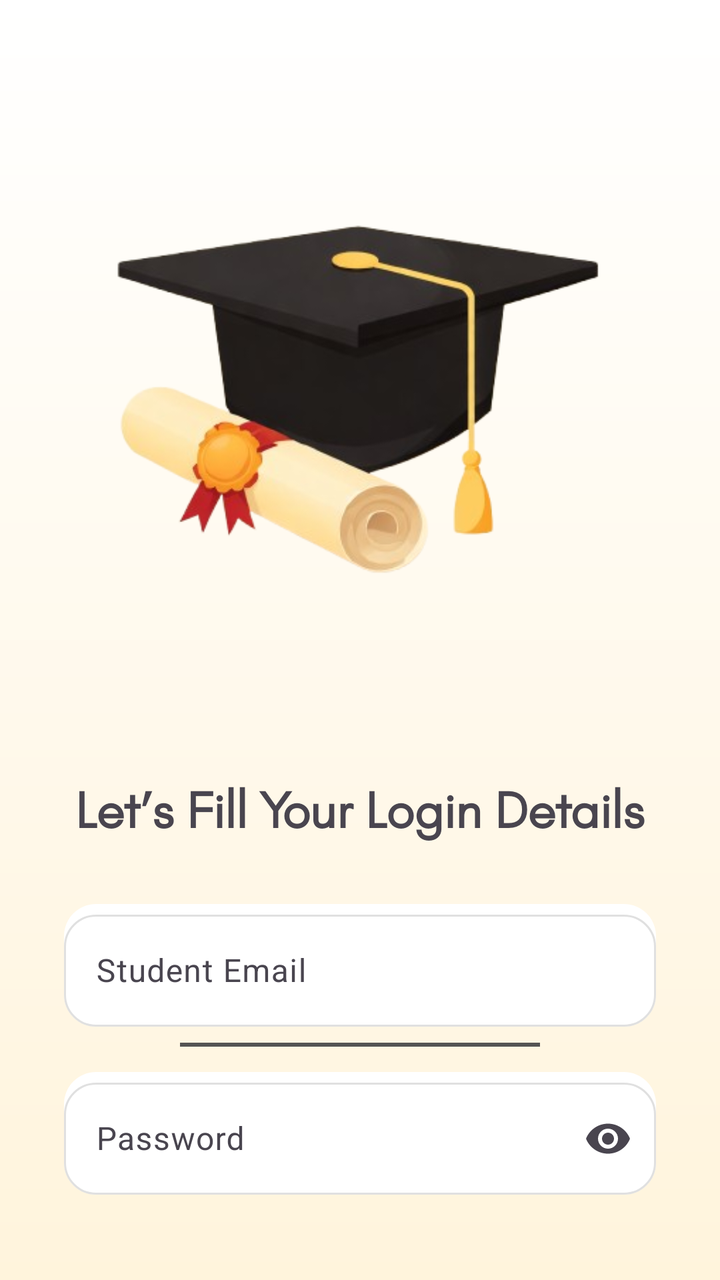
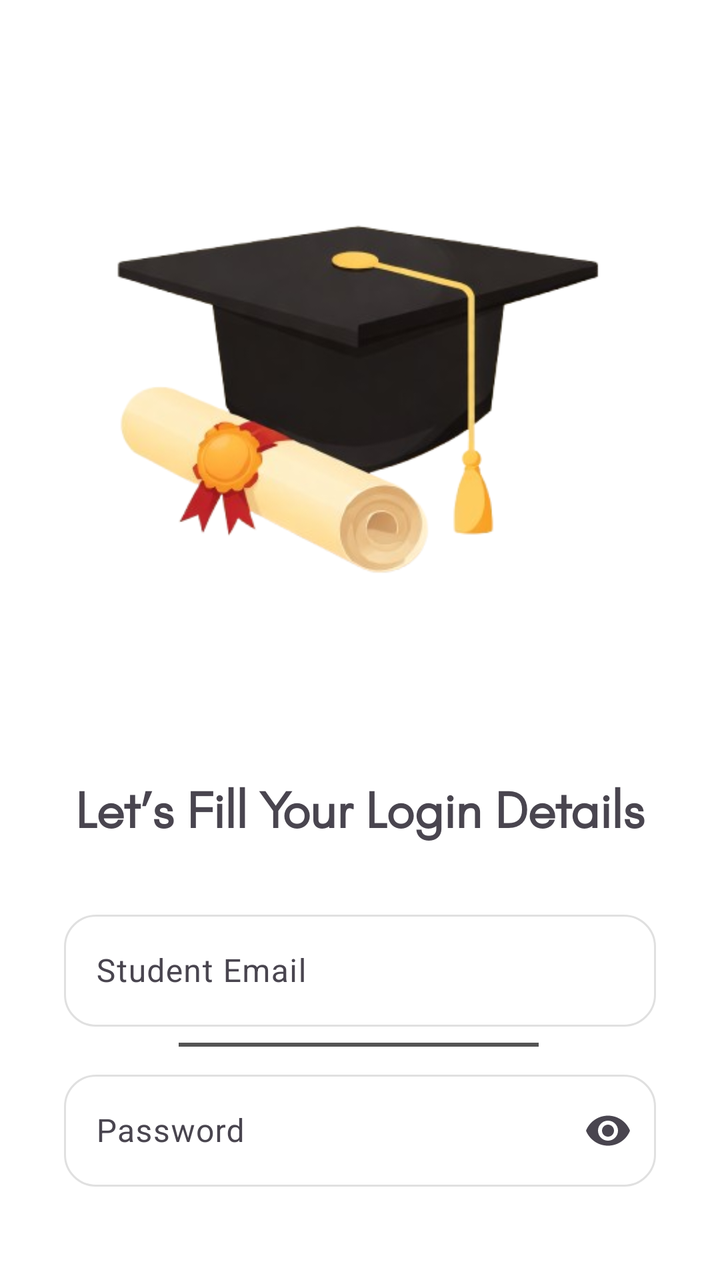

Two renders of the same Android screen: before a commit and after it. Below are the layout's source before the change and the commit's diff.
<!-- AndroidManifest.xml: application theme Theme.KRMUNexus -->
<!-- res/layout/fragment_student_login.xml -->
<?xml version="1.0" encoding="utf-8"?>
<androidx.constraintlayout.widget.ConstraintLayout
    xmlns:android="http://schemas.android.com/apk/res/android"
    xmlns:app="http://schemas.android.com/apk/res-auto"
    android:layout_width="match_parent"
    android:layout_height="match_parent"
    android:background="@drawable/bg_studentlogin">

    <ImageView
        android:id="@+id/RoleSelectionPNG"
        android:layout_width="354dp"
        android:layout_height="365dp"
        android:src="@drawable/student_login"
        app:layout_constraintBottom_toBottomOf="parent"
        app:layout_constraintEnd_toEndOf="parent"
        app:layout_constraintHorizontal_bias="0.491"
        app:layout_constraintStart_toStartOf="parent"
        app:layout_constraintTop_toTopOf="parent"
        app:layout_constraintVertical_bias="0.117" />

    <com.google.android.material.button.MaterialButton
        android:id="@+id/btnLoginStudent"
        android:layout_width="251dp"
        android:layout_height="50dp"
        android:background="@drawable/ripple_student"
        android:elevation="6dp"
        android:fontFamily="@font/arapey_regular"
        android:text="Login"
        android:textAllCaps="false"
        android:textColor="@android:color/white"
        android:textSize="26sp"
        android:textStyle="bold"
        app:backgroundTint="@null"
        app:layout_constraintBottom_toBottomOf="parent"
        app:layout_constraintEnd_toEndOf="parent"
        app:layout_constraintStart_toStartOf="parent"
        app:layout_constraintTop_toTopOf="parent"
        app:layout_constraintVertical_bias="0.913"
        app:shapeAppearanceOverlay="@null"
        app:strokeColor="@null"
        app:strokeWidth="0dp" />

    <com.google.android.material.textfield.TextInputLayout
        android:id="@+id/studentEmailLayout"
        style="@style/Widget.Material3.TextInputLayout.OutlinedBox"
        android:layout_width="0dp"
        android:layout_height="wrap_content"
        android:layout_marginHorizontal="32dp"
        android:layout_marginTop="452dp"
        android:background="@drawable/input_ripple"
        android:hint="Student Email"
        app:boxBackgroundMode="outline"
        app:boxCornerRadiusBottomEnd="16dp"
        app:boxCornerRadiusBottomStart="16dp"
        app:boxCornerRadiusTopEnd="16dp"
        app:boxCornerRadiusTopStart="16dp"
        app:boxStrokeColor="@color/input_stroke_selector"
        app:hintTextColor="@color/input_hint_selector"
        app:layout_constraintEnd_toEndOf="parent"
        app:layout_constraintStart_toStartOf="parent"
        app:layout_constraintTop_toTopOf="parent">

        <com.google.android.material.textfield.TextInputEditText
            android:id="@+id/etStudentEmail"
            android:layout_width="match_parent"
            android:layout_height="56dp"
            android:background="@null"
            android:inputType="textEmailAddress"
            android:textColor="#212121"
            android:textSize="16sp" />

    </com.google.android.material.textfield.TextInputLayout>

    <com.google.android.material.divider.MaterialDivider
        android:id="@+id/roleDivider"
        android:layout_width="180dp"
        android:layout_height="2dp"
        android:layout_marginVertical="8dp"
        app:dividerColor="#545454"
        app:layout_constraintEnd_toEndOf="parent"
        app:layout_constraintTop_toBottomOf="@+id/studentEmailLayout"
        app:layout_constraintStart_toStartOf="parent"
         />

    <com.google.android.material.textfield.TextInputLayout
        android:id="@+id/studentPasswordLayout"
        style="@style/Widget.Material3.TextInputLayout.OutlinedBox"
        android:layout_width="0dp"
        android:layout_height="wrap_content"
        android:layout_marginHorizontal="32dp"
        android:layout_marginStart="28dp"
        android:layout_marginTop="536dp"
        android:background="@drawable/input_ripple"
        android:hint="Password"
        app:boxBackgroundMode="outline"
        app:boxCornerRadiusBottomEnd="16dp"
        app:boxCornerRadiusBottomStart="16dp"
        app:boxCornerRadiusTopEnd="16dp"
        app:boxCornerRadiusTopStart="16dp"
        app:boxStrokeColor="@color/input_stroke_selector"
        app:endIconMode="password_toggle"
        app:hintTextColor="@color/input_hint_selector"
        app:layout_constraintEnd_toEndOf="parent"
        app:layout_constraintHorizontal_bias="0.0"
        app:layout_constraintStart_toStartOf="parent"
        app:layout_constraintTop_toTopOf="parent">

        <com.google.android.material.textfield.TextInputEditText
            android:id="@+id/etStudentPassword"
            android:layout_width="match_parent"
            android:layout_height="56dp"
            android:background="@null"
            android:inputType="textPassword"
            android:textColor="#212121"
            android:textSize="16sp" />

    </com.google.android.material.textfield.TextInputLayout>

    <TextView
        android:id="@+id/titleStudent"
        android:layout_width="wrap_content"
        android:layout_height="wrap_content"
        android:layout_marginTop="388dp"
        android:text="Let’s Fill Your Login Details"
        android:fontFamily="@font/glacial_indifference_regular"
        android:textSize="26sp"
        android:textStyle="bold"
        app:layout_constraintEnd_toEndOf="parent"
        app:layout_constraintStart_toStartOf="parent"
        app:layout_constraintTop_toTopOf="parent" />

</androidx.constraintlayout.widget.ConstraintLayout>
<!-- resources referenced by this layout -->
<resources>
  <!-- drawable bg_studentlogin (drawable) -->
  <?xml version="1.0" encoding="utf-8"?>
  <shape xmlns:android="http://schemas.android.com/apk/res/android"
      android:shape="rectangle">
  
      <gradient
          android:startColor="#FFFFFF"
          android:endColor="#FFF4DC"
          android:angle="-10"/>
  
  </shape>
  <!-- drawable input_ripple (drawable) -->
  <?xml version="1.0" encoding="utf-8"?>
  <ripple xmlns:android="http://schemas.android.com/apk/res/android"
      android:color="#20FF8C42">
      <item>
          <shape android:shape="rectangle">
              <solid android:color="#FFFFFF"/>
              <corners android:radius="16dp"/>
          </shape>
      </item>
  </ripple>
  <!-- drawable ripple_student (drawable) -->
  <ripple xmlns:android="http://schemas.android.com/apk/res/android"
      android:color="#33FFFFFF">
      <item android:drawable="@drawable/bg_btn_student"/>
  </ripple>
  <!-- drawable student_login: png bitmap (drawable, 89294 bytes) -->
  <style name="Theme.KRMUNexus" parent="Theme.Material3.DayNight.NoActionBar">
          <item name="colorPrimary">#1A237E</item>
          <item name="colorOnPrimary">#FFFFFF</item>
  
          <item name="android:statusBarColor">?attr/colorPrimary</item>
      </style>
  <!-- drawable bg_btn_student (drawable) -->
  <shape xmlns:android="http://schemas.android.com/apk/res/android">
      <gradient
          android:startColor="#00838F"
          android:endColor="#26c6DA"
          android:angle="135"/>
          <corners android:radius="16dp"/>
  </shape>
</resources>

<!-- the commit's change to res/layout/fragment_student_login.xml (unified diff, before → after) -->
@@ -4,7 +4,7 @@
     xmlns:app="http://schemas.android.com/apk/res-auto"
     android:layout_width="match_parent"
     android:layout_height="match_parent"
-    android:background="@drawable/bg_studentlogin">
+    android:background="@color/white">
 
     <ImageView
         android:id="@+id/RoleSelectionPNG"
@@ -76,11 +76,12 @@
         android:layout_width="180dp"
         android:layout_height="2dp"
         android:layout_marginVertical="8dp"
+        android:layout_marginTop="12dp"
         app:dividerColor="#545454"
         app:layout_constraintEnd_toEndOf="parent"
-        app:layout_constraintTop_toBottomOf="@+id/studentEmailLayout"
+        app:layout_constraintHorizontal_bias="0.497"
         app:layout_constraintStart_toStartOf="parent"
-         />
+        app:layout_constraintTop_toBottomOf="@+id/studentEmailLayout" />
 
     <com.google.android.material.textfield.TextInputLayout
         android:id="@+id/studentPasswordLayout"
@@ -88,8 +89,7 @@
         android:layout_width="0dp"
         android:layout_height="wrap_content"
         android:layout_marginHorizontal="32dp"
-        android:layout_marginStart="28dp"
-        android:layout_marginTop="536dp"
+        android:layout_marginTop="532dp"
         android:background="@drawable/input_ripple"
         android:hint="Password"
         app:boxBackgroundMode="outline"
@@ -101,7 +101,6 @@
         app:endIconMode="password_toggle"
         app:hintTextColor="@color/input_hint_selector"
         app:layout_constraintEnd_toEndOf="parent"
-        app:layout_constraintHorizontal_bias="0.0"
         app:layout_constraintStart_toStartOf="parent"
         app:layout_constraintTop_toTopOf="parent">
 
@@ -115,6 +114,7 @@
             android:textSize="16sp" />
 
     </com.google.android.material.textfield.TextInputLayout>
+
 
     <TextView
         android:id="@+id/titleStudent"
<!-- resource entries referenced after the edit -->
@@ -1,16 +1,6 @@
 <!-- resources referenced by this layout -->
 <resources>
-  <!-- drawable bg_studentlogin (drawable) -->
-  <?xml version="1.0" encoding="utf-8"?>
-  <shape xmlns:android="http://schemas.android.com/apk/res/android"
-      android:shape="rectangle">
-  
-      <gradient
-          android:startColor="#FFFFFF"
-          android:endColor="#FFF4DC"
-          android:angle="-10"/>
-  
-  </shape>
+  <color name="white">#FFFFFFFF</color>
   <!-- drawable input_ripple (drawable) -->
   <?xml version="1.0" encoding="utf-8"?>
   <ripple xmlns:android="http://schemas.android.com/apk/res/android"
